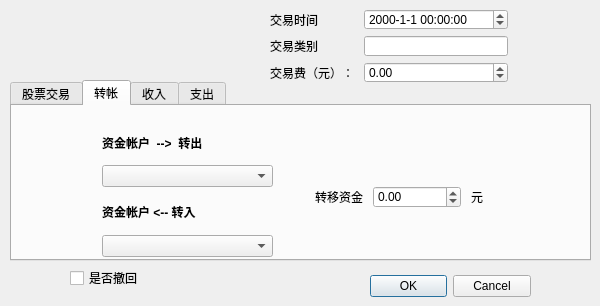
This is myFinanceExchangeWindow.ui in Imrono/myFinance as Qt 5 draws it before an edit. The edited form follows.
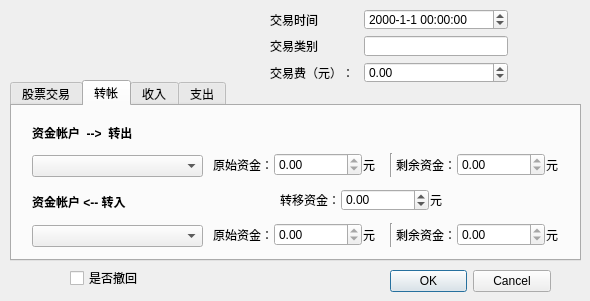
This is the edited form. The open tabs and pages were chosen to show the change.

```diff
--- a/myFinanceExchangeWindow.ui
+++ b/myFinanceExchangeWindow.ui
@@ -6,8 +6,8 @@
    <rect>
     <x>0</x>
     <y>0</y>
-    <width>600</width>
-    <height>306</height>
+    <width>590</width>
+    <height>301</height>
    </rect>
   </property>
   <property name="windowTitle">
@@ -19,8 +19,8 @@
   <widget class="QDialogButtonBox" name="buttonBox">
    <property name="geometry">
     <rect>
-     <x>370</x>
-     <y>270</y>
+     <x>390</x>
+     <y>265</y>
      <width>161</width>
      <height>32</height>
     </rect>
@@ -109,7 +109,7 @@
     <rect>
      <x>10</x>
      <y>80</y>
-     <width>581</width>
+     <width>571</width>
      <height>181</height>
     </rect>
    </property>
@@ -488,8 +488,8 @@
     <widget class="QWidget" name="verticalLayoutWidget_4">
      <property name="geometry">
       <rect>
-       <x>90</x>
-       <y>20</y>
+       <x>20</x>
+       <y>10</y>
        <width>171</width>
        <height>61</height>
       </rect>
@@ -520,8 +520,8 @@
     <widget class="QWidget" name="verticalLayoutWidget_5">
      <property name="geometry">
       <rect>
-       <x>90</x>
-       <y>90</y>
+       <x>20</x>
+       <y>80</y>
        <width>171</width>
        <height>61</height>
       </rect>
@@ -552,15 +552,18 @@
     <widget class="QWidget" name="layoutWidget">
      <property name="geometry">
       <rect>
-       <x>280</x>
-       <y>80</y>
-       <width>191</width>
+       <x>236</x>
+       <y>83</y>
+       <width>194</width>
        <height>22</height>
       </rect>
      </property>
      <layout class="QGridLayout" name="gridLayoutAccount_2" columnstretch="1,0,0">
       <property name="horizontalSpacing">
-       <number>10</number>
+       <number>1</number>
+      </property>
+      <property name="verticalSpacing">
+       <number>6</number>
       </property>
       <item row="0" column="1">
        <widget class="QDoubleSpinBox" name="moneyTransferSpinBox">
@@ -585,7 +588,7 @@
          <enum>Qt::LeftToRight</enum>
         </property>
         <property name="text">
-         <string>转移资金</string>
+         <string>转移资金：</string>
         </property>
         <property name="alignment">
          <set>Qt::AlignRight|Qt::AlignTrailing|Qt::AlignVCenter</set>
@@ -597,6 +600,222 @@
       </item>
      </layout>
     </widget>
+    <widget class="QWidget" name="horizontalLayoutWidget">
+     <property name="geometry">
+      <rect>
+       <x>201</x>
+       <y>47</y>
+       <width>357</width>
+       <height>24</height>
+      </rect>
+     </property>
+     <layout class="QHBoxLayout" name="horizontalLayout_6">
+      <property name="spacing">
+       <number>3</number>
+      </property>
+      <item>
+       <layout class="QGridLayout" name="gridLayout_2">
+        <property name="horizontalSpacing">
+         <number>1</number>
+        </property>
+        <property name="verticalSpacing">
+         <number>6</number>
+        </property>
+        <item row="0" column="0">
+         <widget class="QLabel" name="labelMoneyOrigin_5">
+          <property name="layoutDirection">
+           <enum>Qt::LeftToRight</enum>
+          </property>
+          <property name="text">
+           <string>原始资金：</string>
+          </property>
+          <property name="alignment">
+           <set>Qt::AlignRight|Qt::AlignTrailing|Qt::AlignVCenter</set>
+          </property>
+         </widget>
+        </item>
+        <item row="0" column="2">
+         <widget class="QLabel" name="label_19">
+          <property name="text">
+           <string>元</string>
+          </property>
+         </widget>
+        </item>
+        <item row="0" column="1">
+         <widget class="QDoubleSpinBox" name="moneySpinBoxTotalOut">
+          <property name="readOnly">
+           <bool>true</bool>
+          </property>
+          <property name="minimum">
+           <double>-1000000.000000000000000</double>
+          </property>
+          <property name="maximum">
+           <double>1000000.000000000000000</double>
+          </property>
+         </widget>
+        </item>
+       </layout>
+      </item>
+      <item>
+       <widget class="Line" name="line_2">
+        <property name="orientation">
+         <enum>Qt::Vertical</enum>
+        </property>
+       </widget>
+      </item>
+      <item>
+       <layout class="QGridLayout" name="gridLayout_4">
+        <property name="horizontalSpacing">
+         <number>1</number>
+        </property>
+        <item row="0" column="1">
+         <widget class="QDoubleSpinBox" name="moneySpinBoxRemainOut">
+          <property name="readOnly">
+           <bool>true</bool>
+          </property>
+          <property name="minimum">
+           <double>-1000000.000000000000000</double>
+          </property>
+          <property name="maximum">
+           <double>1000000.000000000000000</double>
+          </property>
+         </widget>
+        </item>
+        <item row="0" column="0">
+         <widget class="QLabel" name="labelMoneyRemain_5">
+          <property name="layoutDirection">
+           <enum>Qt::LeftToRight</enum>
+          </property>
+          <property name="text">
+           <string>剩余资金：</string>
+          </property>
+          <property name="alignment">
+           <set>Qt::AlignRight|Qt::AlignTrailing|Qt::AlignVCenter</set>
+          </property>
+          <property name="buddy">
+           <cstring>moneySpinBoxRemain</cstring>
+          </property>
+         </widget>
+        </item>
+        <item row="0" column="2">
+         <widget class="QLabel" name="label_20">
+          <property name="text">
+           <string>元</string>
+          </property>
+         </widget>
+        </item>
+       </layout>
+      </item>
+     </layout>
+    </widget>
+    <widget class="QWidget" name="horizontalLayoutWidget_2">
+     <property name="geometry">
+      <rect>
+       <x>201</x>
+       <y>117</y>
+       <width>357</width>
+       <height>24</height>
+      </rect>
+     </property>
+     <layout class="QHBoxLayout" name="horizontalLayout_8">
+      <property name="spacing">
+       <number>3</number>
+      </property>
+      <item>
+       <layout class="QGridLayout" name="gridLayout_8">
+        <property name="horizontalSpacing">
+         <number>1</number>
+        </property>
+        <property name="verticalSpacing">
+         <number>6</number>
+        </property>
+        <item row="0" column="0">
+         <widget class="QLabel" name="labelMoneyOrigin_7">
+          <property name="layoutDirection">
+           <enum>Qt::LeftToRight</enum>
+          </property>
+          <property name="text">
+           <string>原始资金：</string>
+          </property>
+          <property name="alignment">
+           <set>Qt::AlignRight|Qt::AlignTrailing|Qt::AlignVCenter</set>
+          </property>
+         </widget>
+        </item>
+        <item row="0" column="2">
+         <widget class="QLabel" name="label_23">
+          <property name="text">
+           <string>元</string>
+          </property>
+         </widget>
+        </item>
+        <item row="0" column="1">
+         <widget class="QDoubleSpinBox" name="moneySpinBoxTotalIn">
+          <property name="readOnly">
+           <bool>true</bool>
+          </property>
+          <property name="minimum">
+           <double>-1000000.000000000000000</double>
+          </property>
+          <property name="maximum">
+           <double>1000000.000000000000000</double>
+          </property>
+         </widget>
+        </item>
+       </layout>
+      </item>
+      <item>
+       <widget class="Line" name="line_4">
+        <property name="orientation">
+         <enum>Qt::Vertical</enum>
+        </property>
+       </widget>
+      </item>
+      <item>
+       <layout class="QGridLayout" name="gridLayout_9">
+        <property name="horizontalSpacing">
+         <number>1</number>
+        </property>
+        <item row="0" column="1">
+         <widget class="QDoubleSpinBox" name="moneySpinBoxRemainIn">
+          <property name="readOnly">
+           <bool>true</bool>
+          </property>
+          <property name="minimum">
+           <double>-1000000.000000000000000</double>
+          </property>
+          <property name="maximum">
+           <double>1000000.000000000000000</double>
+          </property>
+         </widget>
+        </item>
+        <item row="0" column="0">
+         <widget class="QLabel" name="labelMoneyRemain_7">
+          <property name="layoutDirection">
+           <enum>Qt::LeftToRight</enum>
+          </property>
+          <property name="text">
+           <string>剩余资金：</string>
+          </property>
+          <property name="alignment">
+           <set>Qt::AlignRight|Qt::AlignTrailing|Qt::AlignVCenter</set>
+          </property>
+          <property name="buddy">
+           <cstring>moneySpinBoxRemain</cstring>
+          </property>
+         </widget>
+        </item>
+        <item row="0" column="2">
+         <widget class="QLabel" name="label_24">
+          <property name="text">
+           <string>元</string>
+          </property>
+         </widget>
+        </item>
+       </layout>
+      </item>
+     </layout>
+    </widget>
    </widget>
    <widget class="QWidget" name="tabComein">
     <attribute name="title">
```
Left out of the diff: 6 changed lines with no effect on the pictures.
